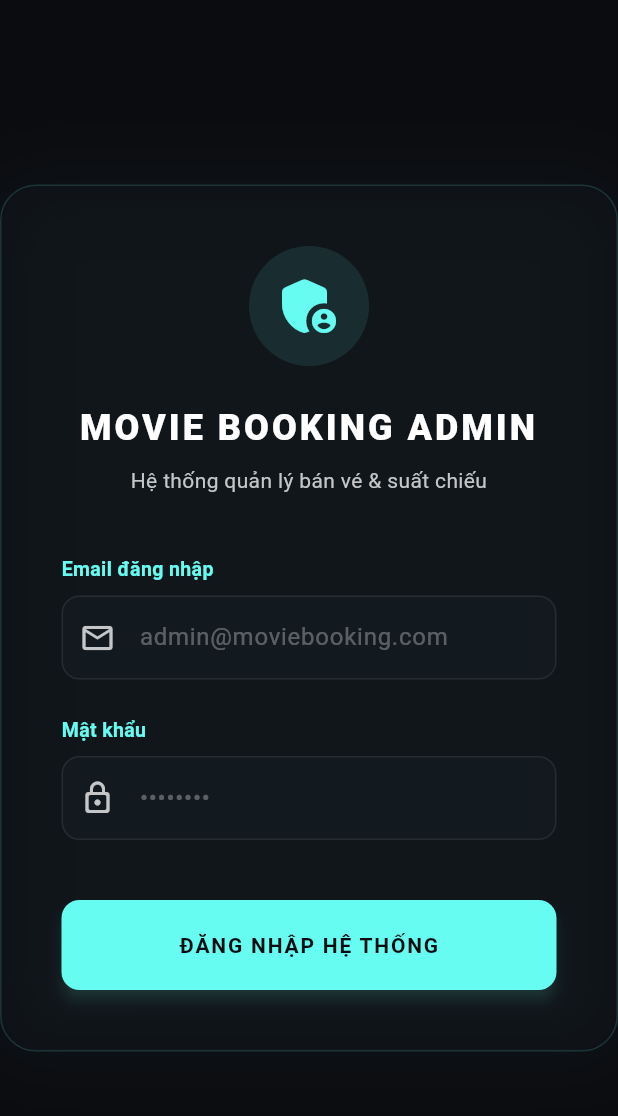
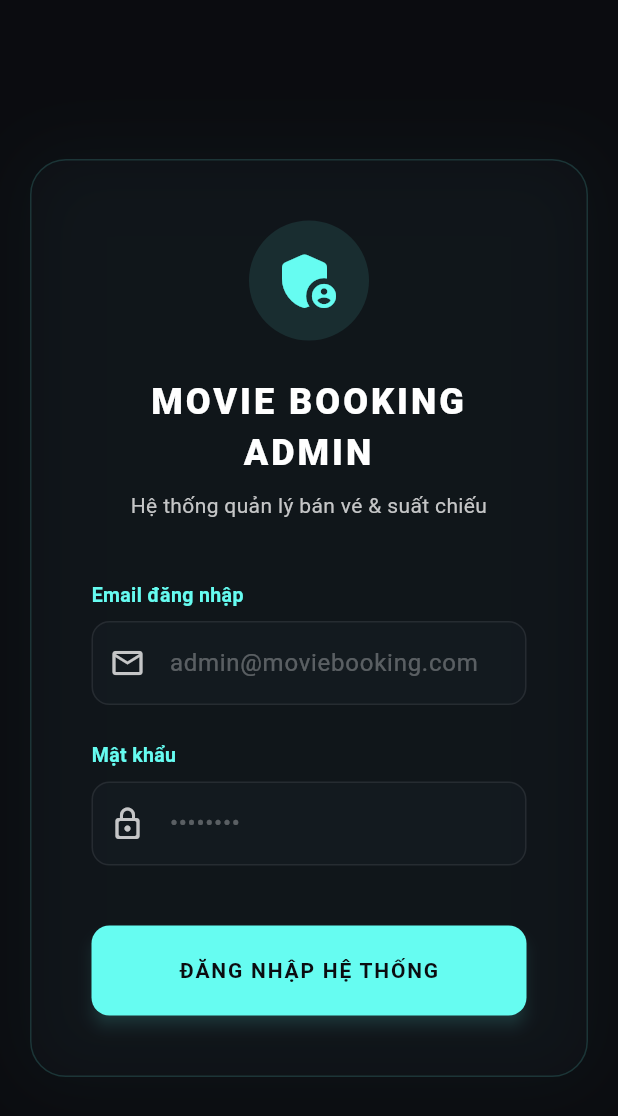
Before and after one commit to hungnv203/DATN-admin-web, a Flutter app: the screen it shows after launch, on a phone screen of 412 x 824 dp. Shown: the top 1116 px of the screen. Run offline on Flutter 3.47's test engine with Material 3 defaults, Android fonts, the phone set to English and light mode, and no system bars; our stand-ins replace dio, file_picker; missing offline and left inert: dart:html; accounts and stored records are empty.

Commit message:
update theme

```diff
--- /dev/null
+++ b/lib/core/theme/admin_theme.dart
@@ -0,0 +1,105 @@
+import 'package:flutter/material.dart';
+
+abstract final class AdminColors {
+  static const background = Color(0xFF0A0E17);
+  static const surface = Color(0xFF111827);
+  static const surfaceHigh = Color(0xFF192234);
+  static const primary = Color(0xFF5EEAD4);
+  static const secondary = Color(0xFFFFC857);
+  static const text = Color(0xFFF8FAFC);
+  static const muted = Color(0xFF94A3B8);
+  static const outline = Color(0xFF263248);
+  static const danger = Color(0xFFFB7185);
+}
+
+abstract final class AdminTheme {
+  static ThemeData get dark {
+    final scheme = ColorScheme.fromSeed(
+      seedColor: AdminColors.primary,
+      brightness: Brightness.dark,
+      surface: AdminColors.surface,
+      error: AdminColors.danger,
+    );
+
+    return ThemeData(
+      useMaterial3: true,
+      brightness: Brightness.dark,
+      colorScheme: scheme,
+      scaffoldBackgroundColor: AdminColors.background,
+      dividerColor: AdminColors.outline,
+      appBarTheme: const AppBarTheme(
+        backgroundColor: AdminColors.background,
+        foregroundColor: AdminColors.text,
+        elevation: 0,
+        scrolledUnderElevation: 0,
+      ),
+      cardTheme: CardThemeData(
+        color: AdminColors.surface,
+        elevation: 0,
+        margin: EdgeInsets.zero,
+        shape: RoundedRectangleBorder(
+          borderRadius: BorderRadius.circular(18),
+          side: const BorderSide(color: AdminColors.outline),
+        ),
+      ),
+      inputDecorationTheme: InputDecorationTheme(
+        filled: true,
+        fillColor: AdminColors.surfaceHigh,
+        contentPadding: const EdgeInsets.symmetric(horizontal: 16, vertical: 16),
+        border: OutlineInputBorder(
+          borderRadius: BorderRadius.circular(12),
+          borderSide: const BorderSide(color: AdminColors.outline),
+        ),
+        enabledBorder: OutlineInputBorder(
+          borderRadius: BorderRadius.circular(12),
+          borderSide: const BorderSide(color: AdminColors.outline),
+        ),
+        focusedBorder: OutlineInputBorder(
+          borderRadius: BorderRadius.circular(12),
+          borderSide: const BorderSide(color: AdminColors.primary, width: 1.5),
+        ),
+      ),
+      elevatedButtonTheme: ElevatedButtonThemeData(
+        style: ElevatedButton.styleFrom(
+          backgroundColor: AdminColors.primary,
+          foregroundColor: AdminColors.background,
+          elevation: 0,
+          minimumSize: const Size(48, 48),
+          shape: RoundedRectangleBorder(borderRadius: BorderRadius.circular(12)),
+        ),
+      ),
+      outlinedButtonTheme: OutlinedButtonThemeData(
+        style: OutlinedButton.styleFrom(
+          foregroundColor: AdminColors.text,
+          minimumSize: const Size(48, 48),
+          side: const BorderSide(color: AdminColors.outline),
+          shape: RoundedRectangleBorder(borderRadius: BorderRadius.circular(12)),
+        ),
+      ),
+      dataTableTheme: const DataTableThemeData(
+        headingTextStyle: TextStyle(
+          color: AdminColors.muted,
+          fontWeight: FontWeight.w700,
+        ),
+        dataTextStyle: TextStyle(color: AdminColors.text),
+        dividerThickness: 0.5,
+      ),
+      dialogTheme: DialogThemeData(
+        backgroundColor: AdminColors.surface,
+        shape: RoundedRectangleBorder(borderRadius: BorderRadius.circular(20)),
+      ),
+      snackBarTheme: SnackBarThemeData(
+        backgroundColor: AdminColors.surfaceHigh,
+        behavior: SnackBarBehavior.floating,
+        shape: RoundedRectangleBorder(borderRadius: BorderRadius.circular(12)),
+      ),
+      tooltipTheme: TooltipThemeData(
+        decoration: BoxDecoration(
+          color: AdminColors.surfaceHigh,
+          borderRadius: BorderRadius.circular(8),
+          border: Border.all(color: AdminColors.outline),
+        ),
+      ),
+    );
+  }
+}
--- a/lib/main.dart
+++ b/lib/main.dart
@@ -1,6 +1,7 @@
 import 'package:flutter/material.dart';
 import 'package:provider/provider.dart';
 import 'core/network/dio_client.dart';
+import 'core/theme/admin_theme.dart';
 import 'data/datasources/auth_remote_data_source.dart';
 import 'data/datasources/cinema_remote_data_source.dart';
 import 'data/datasources/movie_remote_data_source.dart';
@@ -91,23 +92,8 @@ class MovieBookingAdminApp extends StatelessWidget {
     return MaterialApp(
       title: 'MovieBooking Admin Portal',
       debugShowCheckedModeBanner: false,
-      theme: ThemeData.dark().copyWith(
-        scaffoldBackgroundColor: const Color(0xFF0F1015),
-        primaryColor: const Color(0xFF66FCF1),
-        appBarTheme: const AppBarTheme(
-          backgroundColor: Color(0xFF16171E),
-          elevation: 0,
-        ),
-        inputDecorationTheme: InputDecorationTheme(
-          labelStyle: const TextStyle(color: Color(0xFFC5C6C7)),
-          enabledBorder: UnderlineInputBorder(
-            borderSide: BorderSide(color: Colors.white.withOpacity(0.1)),
-          ),
-          focusedBorder: const UnderlineInputBorder(
-            borderSide: BorderSide(color: Color(0xFF66FCF1)),
-          ),
-        ),
-      ),
+      theme: AdminTheme.dark,
+      themeMode: ThemeMode.dark,
       home: authProvider.isAuthenticated
           ? const DashboardShell()
           : const LoginScreen(),
--- a/lib/presentation/screens/login_screen.dart
+++ b/lib/presentation/screens/login_screen.dart
@@ -14,6 +14,13 @@ class _LoginScreenState extends State<LoginScreen> {
   final _formKey = GlobalKey<FormState>();
   final _emailController = TextEditingController();
   final _passwordController = TextEditingController();
+
+  @override
+  void dispose() {
+    _emailController.dispose();
+    _passwordController.dispose();
+    super.dispose();
+  }
 
   void _handleLogin() async {
     if (_formKey.currentState!.validate()) {
@@ -41,14 +48,14 @@ class _LoginScreenState extends State<LoginScreen> {
   @override
   Widget build(BuildContext context) {
     final authProvider = Provider.of<AuthProvider>(context);
-    final size = MediaQuery.of(context).size;
-
     return Scaffold(
       backgroundColor: const Color(0xFF0B0C10), // Ultra dark background
       body: Center(
         child: SingleChildScrollView(
-          child: Container(
-            width: 450,
+          padding: EdgeInsets.fromLTRB(20, 24, 20, MediaQuery.viewInsetsOf(context).bottom + 24),
+          child: ConstrainedBox(
+            constraints: const BoxConstraints(maxWidth: 450),
+            child: Container(
             padding: const EdgeInsets.all(40),
             decoration: BoxDecoration(
               color: const Color(0xFF1F2833).withOpacity(0.1), // Glassmorphism background
@@ -209,6 +216,7 @@ class _LoginScreenState extends State<LoginScreen> {
               ),
             ),
           ),
+          ),
         ),
       ),
     );
```
Also changed, not shown: lib/presentation/screens/dashboard_shell.dart (+196 -190 lines).
